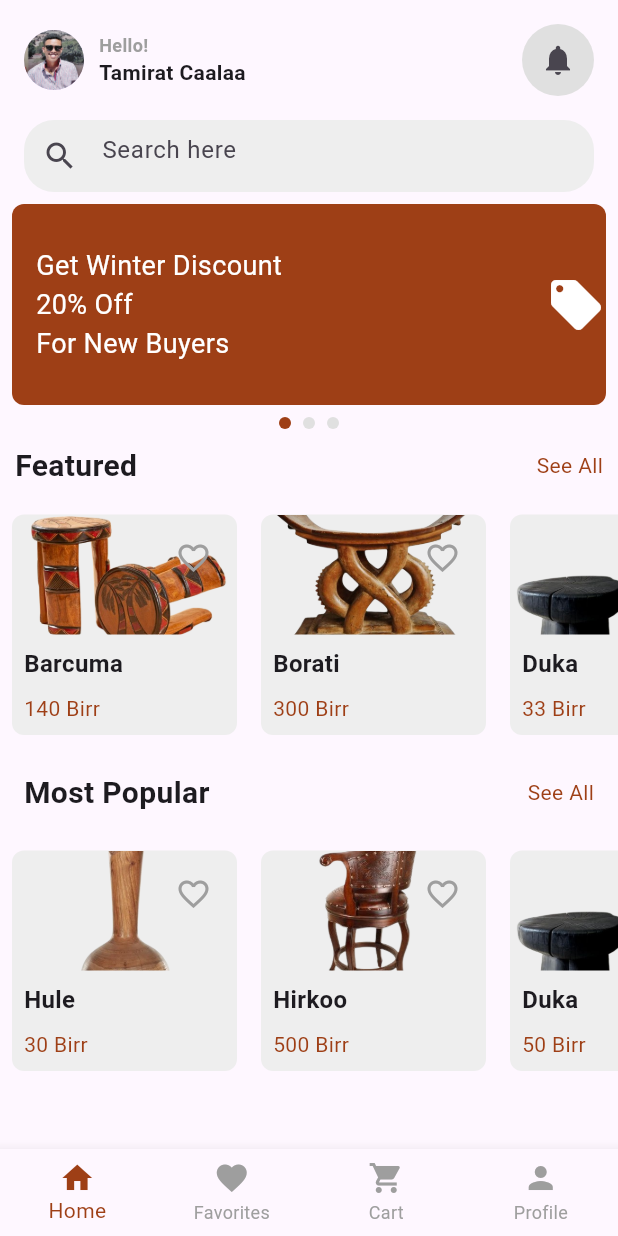
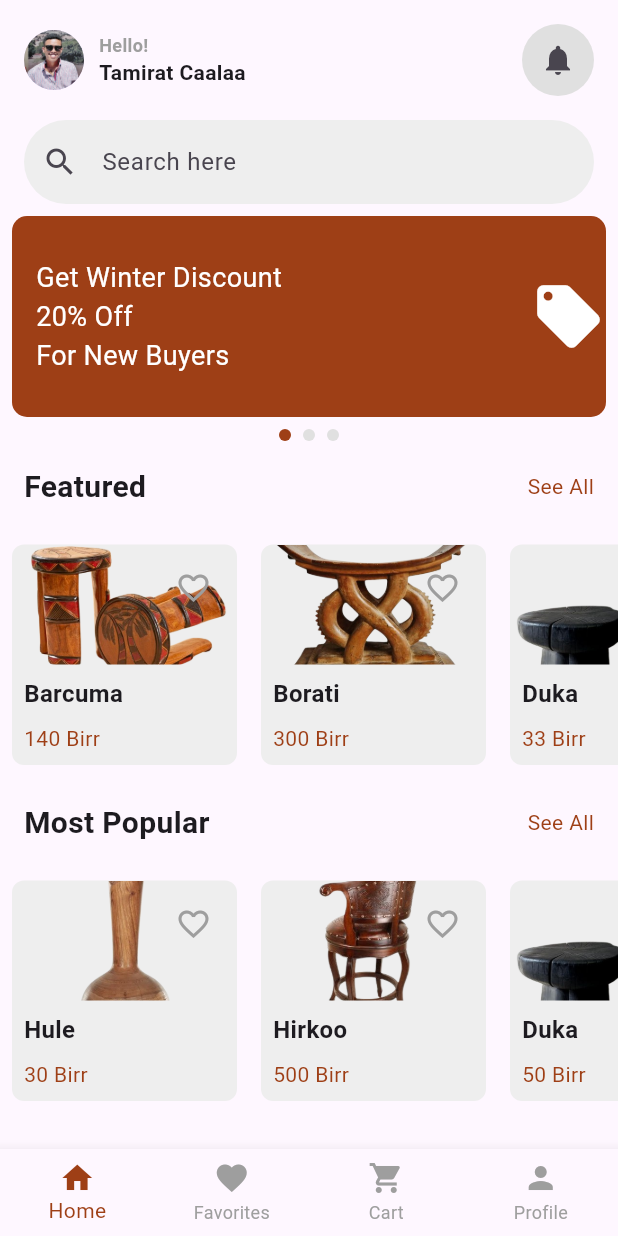
Before and after one commit to Firuol/Jcraft, a Flutter app: the screen it shows after launch, on a phone screen of 412 x 824 dp. Run offline on Flutter 3.47's test engine with Material 3 defaults, Android fonts, the phone set to English and light mode, and no system bars.

Commit message:
all done

```diff
--- a/jcraft/lib/main.dart
+++ b/jcraft/lib/main.dart
@@ -104,8 +104,8 @@ class _HomeContentState extends State<HomeContent> {
                       'Hello!',
                       style: TextStyle(
                         fontSize: 12,
+                        color: Colors.grey,
                         fontWeight: FontWeight.bold,
-                        color: Colors.grey,
                       ),
                     ),
                     Text(
@@ -141,13 +141,14 @@ class _HomeContentState extends State<HomeContent> {
   child: Container(
     decoration: BoxDecoration(
       color: Colors.grey[200],
-                borderRadius: BorderRadius.circular(20.0),
+      borderRadius: BorderRadius.circular(50.0),
     ),
     child: TextField(
       decoration: InputDecoration(
         prefixIcon: Icon(Icons.search),
         hintText: 'Search here',
         border: InputBorder.none,
+        contentPadding: EdgeInsets.symmetric(vertical: 16.0), // Vertical padding to center the text
       ),
     ),
   ),
@@ -169,7 +170,7 @@ class _HomeContentState extends State<HomeContent> {
                   margin: EdgeInsets.all(8.0),
                   decoration: BoxDecoration(
                     color: Color.fromRGBO(158, 63, 22, 1.0),
-                    borderRadius: BorderRadius.circular(8.0),
+                    borderRadius: BorderRadius.circular(10.0),
                   ),
                   child: Row(
                     children: [
@@ -188,7 +189,7 @@ class _HomeContentState extends State<HomeContent> {
                       Icon(
                         Icons.local_offer,
                         color: Colors.white,
-                        size: 40.0,
+                        size: 50.0,
                       ),
                     ],
                   ),
@@ -222,7 +223,7 @@ class _HomeContentState extends State<HomeContent> {
 
           // Featured Section
           Padding(
-            padding: const EdgeInsets.all(10.0),
+            padding: const EdgeInsets.all(16.0),
             child: Row(
               mainAxisAlignment: MainAxisAlignment.spaceBetween,
               children: [
```
Lines whose indentation alone changed are shown as unchanged.
